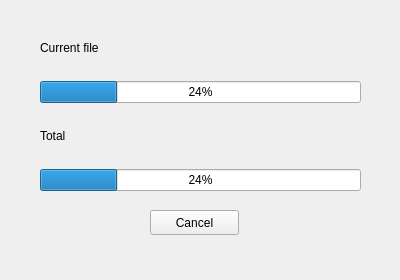
Dantej115/StarTrailCombiner, file progreswindow.ui: the form before one commit.
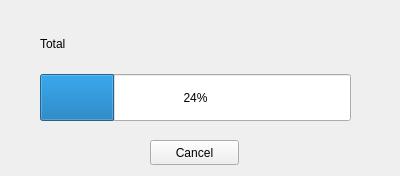
The form after the commit.

Commit message: Changed progress bar. Removed current progress

The edit to the form file:
```diff
--- a/progreswindow.ui
+++ b/progreswindow.ui
@@ -7,7 +7,7 @@
     <x>0</x>
     <y>0</y>
     <width>400</width>
-    <height>280</height>
+    <height>176</height>
    </rect>
   </property>
   <property name="windowTitle">
@@ -18,25 +18,11 @@
     <rect>
      <x>40</x>
      <y>20</y>
-     <width>321</width>
-     <height>171</height>
+     <width>311</width>
+     <height>101</height>
     </rect>
    </property>
    <layout class="QVBoxLayout" name="verticalLayout">
-    <item>
-     <widget class="QLabel" name="label">
-      <property name="text">
-       <string>Current file</string>
-      </property>
-     </widget>
-    </item>
-    <item>
-     <widget class="QProgressBar" name="currentProgressBar">
-      <property name="value">
-       <number>24</number>
-      </property>
-     </widget>
-    </item>
     <item>
      <widget class="QLabel" name="label_2">
       <property name="text">
@@ -46,6 +32,12 @@
     </item>
     <item>
      <widget class="QProgressBar" name="totalProgressBar">
+      <property name="sizePolicy">
+       <sizepolicy hsizetype="Expanding" vsizetype="Minimum">
+        <horstretch>0</horstretch>
+        <verstretch>0</verstretch>
+       </sizepolicy>
+      </property>
       <property name="value">
        <number>24</number>
       </property>
@@ -57,7 +49,7 @@
    <property name="geometry">
     <rect>
      <x>150</x>
-     <y>210</y>
+     <y>140</y>
      <width>89</width>
      <height>25</height>
     </rect>
```
The commit also changes 2 other files.
